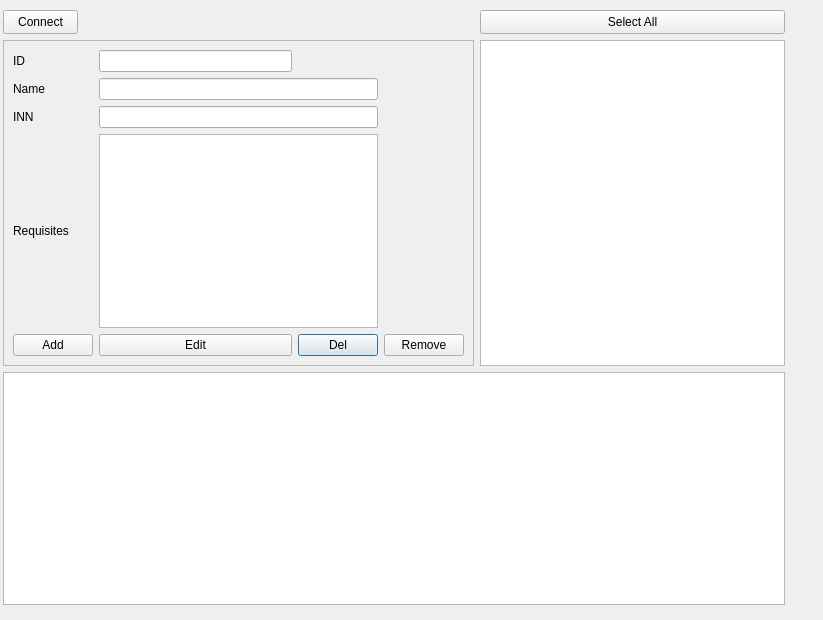
First picture: the form in course2/company.ui, repository Sushakkk/Course-work-DB, before the edit.
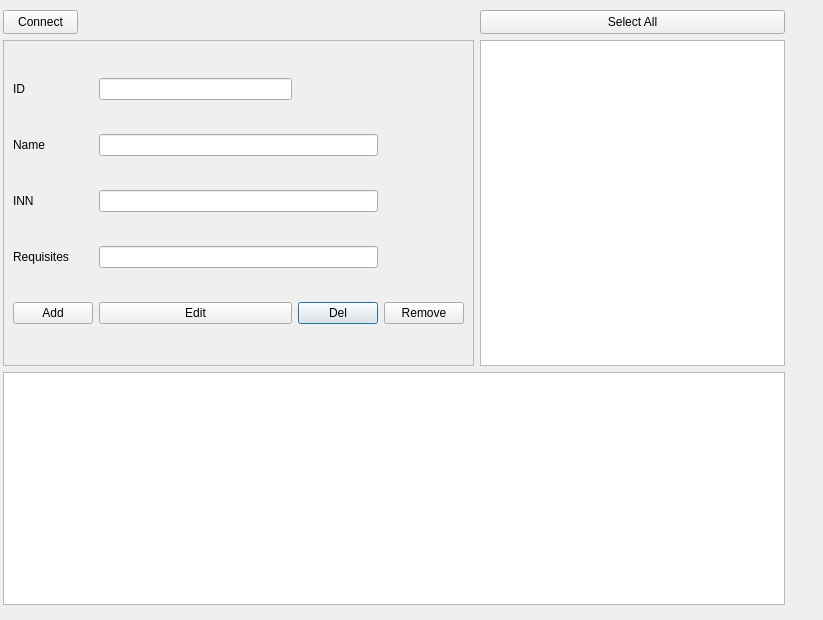
Second picture: the form after the edit.

Diff of the .ui file:
```diff
--- a/course2/company.ui
+++ b/course2/company.ui
@@ -101,7 +101,7 @@
      </widget>
     </item>
     <item row="3" column="1" colspan="2">
-     <widget class="QTextEdit" name="teReq_2"/>
+     <widget class="QLineEdit" name="leRec"/>
     </item>
    </layout>
   </widget>
```
